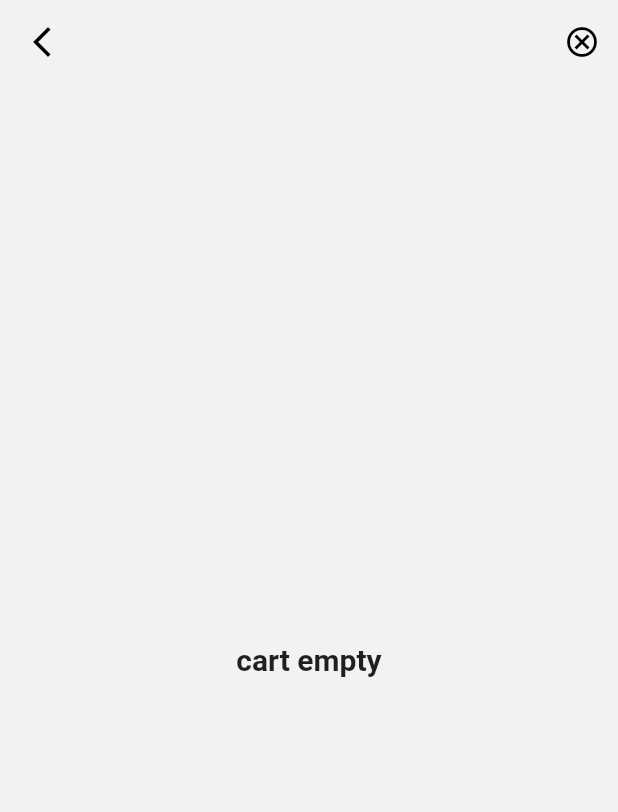
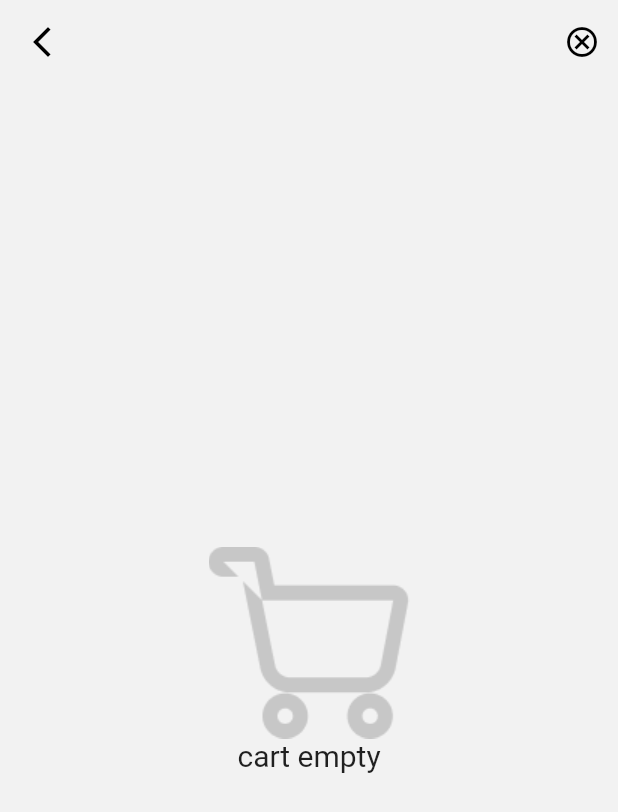
Before and after one commit to aladeenuthy/chops, a Flutter app: the screen it shows once a user with an empty profile is signed in, after a tap on the "shopping cart" icon, on a phone screen of 412 x 824 dp. Shown: the top 812 px of the screen. Run offline on Flutter 3.47's test engine with Material 2 defaults, Android fonts, the light colour scheme and no system bars; our stand-ins replace cloud_firestore, firebase_auth, firebase_core, smooth_page_indicator; missing offline and left inert: flutter_paystack; accounts and stored records are empty.

Commit message:
done with orders

```diff
--- /dev/null
+++ b/lib/config/theme.dart
@@ -0,0 +1,51 @@
+import 'package:flutter/material.dart';
+import 'package:chops/utils/constants.dart';
+
+ThemeData theme() {
+  return ThemeData(
+    primaryColor: primaryColor,
+    scaffoldBackgroundColor: bgColor,
+    appBarTheme: ThemeData.light()
+        .appBarTheme
+        .copyWith(backgroundColor: bgColor, elevation: 0),
+    colorScheme: ThemeData().colorScheme.copyWith(primary: greyColor),
+    inputDecorationTheme: _inputTheme(),
+    textTheme: _textTheme(),
+    textButtonTheme: _textButtonTheme(),
+    elevatedButtonTheme: _elevatedButtonTheme(),
+  );
+}
+
+InputDecorationTheme _inputTheme() {
+  return const InputDecorationTheme(
+      hintStyle: TextStyle(
+          color: greyColor, fontWeight: FontWeight.bold, fontSize: 19));
+}
+
+ElevatedButtonThemeData _elevatedButtonTheme() {
+  return ElevatedButtonThemeData(
+      style: ElevatedButton.styleFrom(
+          primary: primaryColor,
+          minimumSize: const Size(double.infinity, 53),
+          shape:
+              RoundedRectangleBorder(borderRadius: BorderRadius.circular(25))));
+}
+
+TextButtonThemeData _textButtonTheme() {
+  return TextButtonThemeData(
+      style: TextButton.styleFrom(
+          primary: primaryColor,
+          textStyle: const TextStyle(color: primaryColor)));
+}
+
+TextTheme _textTheme() {
+  return ThemeData.light().textTheme.copyWith(
+    headlineLarge: const TextStyle(
+        fontSize: 35,
+        color: Colors.black
+      ),
+    headlineMedium: const TextStyle(fontSize: 20, fontWeight: FontWeight.bold, color: Colors.black),
+    headlineSmall: const TextStyle(fontSize: 16, fontWeight: FontWeight.bold),
+
+  );
+}
--- a/lib/main.dart
+++ b/lib/main.dart
@@ -1,3 +1,5 @@
+import 'package:chops/components/splash_screen.dart';
+import 'package:chops/config/theme.dart';
 import 'package:chops/helpers/key_helper.dart';
 import 'package:chops/models/product.dart';
 import 'package:chops/screens/auth/auth_screen.dart';
@@ -25,34 +27,14 @@ class MyApp extends StatelessWidget {
       scaffoldMessengerKey: KeyHelper.scafKey,
       debugShowCheckedModeBanner: false,
       title: 'Flutter Demo',
-      theme: ThemeData(
-        textButtonTheme: TextButtonThemeData(
-          style: TextButton.styleFrom(
-              primary: primaryColor,
-              textStyle: const TextStyle(color: primaryColor)
-        )),
-          elevatedButtonTheme: ElevatedButtonThemeData(
-              style: ElevatedButton.styleFrom(
-                  primary: primaryColor,
-                  minimumSize: const Size(double.infinity, 53),
-                  shape: RoundedRectangleBorder(
-                      borderRadius: BorderRadius.circular(25)))),
-          primaryColor: primaryColor,
-          appBarTheme: ThemeData.light()
-              .appBarTheme
-              .copyWith(backgroundColor: bgColor, elevation: 0),
-          scaffoldBackgroundColor: bgColor,
-          colorScheme: ThemeData().colorScheme.copyWith(primary: greyColor),
-          inputDecorationTheme: const InputDecorationTheme(
-              hintStyle: TextStyle(
-                  color: greyColor,
-                  fontWeight: FontWeight.bold,
-                  fontSize: 19))),
+      theme: theme(),
       home: StreamBuilder<User?>(
         stream: FirebaseAuth.instance.authStateChanges(),
         builder: (context, snapshot) {
           if (snapshot.hasData) {
             return const DashBoard();
+          } else if (snapshot.connectionState == ConnectionState.waiting) {
+            return const SplashScreen();
           } else {
             return const AuthScreen();
           }
@@ -62,7 +44,9 @@ class MyApp extends StatelessWidget {
         if (settings.name == FoodDetailsScreen.routeName) {
           final Product product = settings.arguments as Product;
           return PageRouteBuilder(
-              pageBuilder: (_, __, ___) => FoodDetailsScreen(product: product,));
+              pageBuilder: (_, __, ___) => FoodDetailsScreen(
+                    product: product,
+                  ));
         }
         return PageRouteBuilder(pageBuilder: (_, __, ___) => const DashBoard());
       },
--- a/lib/screens/cart/cart_screen.dart
+++ b/lib/screens/cart/cart_screen.dart
@@ -58,24 +58,23 @@ class CartScreen extends StatelessWidget {
                       Expanded(
                           child: ListView.builder(
                         itemBuilder: (_, index) => CartTile(
-                            cartItem: snapshot.data!.docs[index].data()),
+                            cartItem: snapshot.data!.docs[index].data(),dismiss: true,),
                         itemCount: snapshot.data!.size,
                       ))
                     ],
                   ),
                 );
               }
-              return const Center(
-                child: Text(
-                  "cart empty",
-                  style: TextStyle(fontSize: 20, fontWeight: FontWeight.bold),
-                ),
-              );
-            } else if (!snapshot.hasData) {
-              return const Center(
-                child: Text(
-                  "cart empty",
-                  style: TextStyle(fontSize: 20, fontWeight: FontWeight.bold),
+                return SizedBox.expand(
+                child: Column(
+                  mainAxisAlignment: MainAxisAlignment.center,
+                  children: [
+                    Image.asset('assets/images/no_orders.png'),
+                    const Text(
+                      "cart empty",
+                      style: TextStyle(fontSize: 20),
+                    )
+                  ],
                 ),
               );
             }
--- a/lib/screens/cart/components/cart_tile.dart
+++ b/lib/screens/cart/components/cart_tile.dart
@@ -4,8 +4,9 @@ import 'package:chops/utils/constants.dart';
 import 'package:flutter/material.dart';
 
 class CartTile extends StatelessWidget {
+  final bool dismiss;
   final CartItem cartItem;
-  const CartTile({Key? key, required this.cartItem}) : super(key: key);
+  const CartTile({Key? key, required this.cartItem, required this.dismiss}) : super(key: key);
 
   @override
   Widget build(BuildContext context) {
@@ -13,7 +14,7 @@ class CartTile extends StatelessWidget {
       onDismissed: (dir) {
         CartHelper.removeItemFromCart(cartItem.id);
       },
-      direction: DismissDirection.endToStart,
+      direction: dismiss ?  DismissDirection.endToStart : DismissDirection.none,
       key: ValueKey(cartItem.id),
       background: Container(
           margin: const EdgeInsets.only(bottom: 10),
--- a/lib/screens/dashboard/components/food_card.dart
+++ b/lib/screens/dashboard/components/food_card.dart
@@ -32,7 +32,7 @@ class FoodCard extends StatelessWidget {
                     Text(
                       product.name,
                       textAlign: TextAlign.center,
-                      style: const TextStyle(fontSize: 17),
+                      style: Theme.of(context).textTheme.headlineSmall,
                     ),
                     const SizedBox(
                       height: 10,
--- a/lib/screens/dashboard/dashboard.dart
+++ b/lib/screens/dashboard/dashboard.dart
@@ -1,6 +1,8 @@
 import 'package:chops/helpers/device_helper.dart';
+import 'package:chops/models/order_item.dart';
 import 'package:chops/screens/cart/cart_screen.dart';
 import 'package:chops/screens/dashboard/favorities/favorites_screen.dart';
+import 'package:chops/screens/dashboard/order/view_order.dart';
 import 'order/order.dart';
 import 'package:chops/screens/dashboard/home/home_screen.dart';
 import 'package:chops/screens/dashboard/profile/profile_screen.dart';
@@ -34,7 +36,17 @@ class _DashBoardState extends State<DashBoard> {
     const HomeScreen(),
     const FavoritiesScreen(),
     const ProfileScreen(),
-    const OrderScreen()
+    Navigator(
+      onGenerateRoute: (settings) {
+        if (settings.name == ViewOrder.routeName) {
+          final orderItem = settings.arguments as OrderItem;
+          return PageRouteBuilder(
+              pageBuilder: (_, __, ___) => ViewOrder(orderItem: orderItem));
+        }
+        return PageRouteBuilder(
+            pageBuilder: (_, __, ___) => const OrderScreen());
+      },
+    )
   ];
 
   @override
@@ -78,11 +90,11 @@ class _DashBoardState extends State<DashBoard> {
                                 color: Colors.black.withOpacity(0.7)))
                       ],
                     )
-                  : AppBar(
+                  : screenNames[_currentIndex] != 'Orders' ?AppBar(
                       title: Text(screenNames[_currentIndex],
                           style: const TextStyle(color: Colors.black)),
                       centerTitle: true,
-                    ),
+                    ): null,
               resizeToAvoidBottomInset: false,
               body: AbsorbPointer(
                 absorbing: _drawerOpen,
@@ -107,14 +119,12 @@ class _DashBoardState extends State<DashBoard> {
                           Icons.home,
                         ),
                         label: "",
-                        backgroundColor: bgColor
-                        ),
+                        backgroundColor: bgColor),
                     BottomNavigationBarItem(
-                        icon: Icon(Icons.favorite_border),
-                        label: "",
-                        activeIcon: Icon(Icons.favorite),
-
-                        ),
+                      icon: Icon(Icons.favorite_border),
+                      label: "",
+                      activeIcon: Icon(Icons.favorite),
+                    ),
                     BottomNavigationBarItem(
                         icon: Icon(Icons.person_outline),
                         label: "",
@@ -140,8 +150,6 @@ class _Drawer extends StatelessWidget {
   @override
   Widget build(BuildContext context) {
     return Material(
-      textStyle: const TextStyle(
-          color: Colors.white, fontSize: 18, fontWeight: FontWeight.bold),
       color: primaryColor,
       child: SafeArea(
         child: Container(
@@ -209,9 +217,7 @@ class _DrawerTile extends StatelessWidget {
         ),
         Text(title,
             style: const TextStyle(
-                color: Colors.white,
-                fontSize: 18,
-                fontWeight: FontWeight.bold)),
+                color: whiteColor, fontSize: 18, fontWeight: FontWeight.bold)),
       ],
     );
   }
--- a/lib/screens/dashboard/home/home_screen.dart
+++ b/lib/screens/dashboard/home/home_screen.dart
@@ -16,12 +16,10 @@ class HomeScreen extends StatelessWidget {
               crossAxisAlignment: CrossAxisAlignment.start,
               children: [
                 Column(crossAxisAlignment: CrossAxisAlignment.start, children: [
-                  const SizedBox(
+                  SizedBox(
                     width: 200,
-                    child:Text("Delicious food for you",
-                        style: TextStyle(
-                          fontSize: 35,
-                        )),
+                    child: Text("Delicious food for you",
+                        style: Theme.of(context).textTheme.headlineLarge),
                   ),
                   const SizedBox(
                     height: 10,
--- a/lib/screens/dashboard/order/order.dart
+++ b/lib/screens/dashboard/order/order.dart
@@ -1,5 +1,6 @@
 import 'package:chops/helpers/order_helper.dart';
 import 'package:chops/models/order_item.dart';
+import 'package:chops/screens/dashboard/order/view_order.dart';
 import 'package:cloud_firestore/cloud_firestore.dart';
 import 'package:flutter/material.dart';
 
@@ -11,6 +12,10 @@ class OrderScreen extends StatelessWidget {
   @override
   Widget build(BuildContext context) {
     return Scaffold(
+      appBar: AppBar(
+        title: const Text('Orders', style: TextStyle(color: Colors.black)),
+        centerTitle: true,
+      ),
       body: StreamBuilder<QuerySnapshot<OrderItem>>(
           stream: OrderHelper.getOrders(),
           builder: (context, snapshot) {
@@ -23,25 +28,27 @@ class OrderScreen extends StatelessWidget {
                 return ListView.builder(
                   padding: const EdgeInsets.symmetric(horizontal: 15),
                   itemCount: snapshot.data!.size,
-                  itemBuilder: (_, index) =>
-                      OrderTIle(order: snapshot.data!.docs[index].data()),
+                  itemBuilder: (_, index) => GestureDetector(
+                      onTap: () => Navigator.of(context).pushNamed(
+                          ViewOrder.routeName,
+                          arguments: snapshot.data!.docs[index].data()),
+                      child:
+                          OrderTIle(order: snapshot.data!.docs[index].data())),
                 );
               }
-              return SizedBox(
-                width: double.infinity,
+              return SizedBox.expand(
                 child: Column(
                   mainAxisAlignment: MainAxisAlignment.center,
                   children: [
-                    Image.asset('assets/images/no_history.png'),
+                    Image.asset('assets/images/no_orders.png'),
                     const Text(
-                      "No history yet",
+                      "No orders yet",
                       style: TextStyle(fontSize: 20),
                     )
                   ],
                 ),
               );
             }
-
             return Container();
           }),
     );
@@ -55,7 +62,9 @@ class OrderTIle extends StatelessWidget {
   @override
   Widget build(BuildContext context) {
     return Dismissible(
-      onDismissed: (dir) {},
+      onDismissed: (dir) {
+        OrderHelper.deleteOrder(order);
+      },
       direction: DismissDirection.endToStart,
       key: ValueKey(order.id),
       background: Container(
--- a/lib/screens/dashboard/profile/profile_screen.dart
+++ b/lib/screens/dashboard/profile/profile_screen.dart
@@ -36,10 +36,9 @@ class _ProfileScreenState extends State<ProfileScreen> {
                 child: Column(
                   crossAxisAlignment: CrossAxisAlignment.start,
                   children: [
-                    const Text(
+                    Text(
                       "Information",
-                      style:
-                          TextStyle(fontSize: 20, fontWeight: FontWeight.bold),
+                      style: Theme.of(context).textTheme.headlineMedium,
                     ),
                     const SizedBox(
                       height: 15,
@@ -65,9 +64,8 @@ class _ProfileScreenState extends State<ProfileScreen> {
                               children: [
                                 Text(
                                   snapshot.data!.fullName,
-                                  style: const TextStyle(
-                                      fontSize: 18,
-                                      fontWeight: FontWeight.bold),
+                                  style:
+                                      Theme.of(context).textTheme.headlineSmall,
                                 ),
                                 const SizedBox(
                                   height: 3,
@@ -75,7 +73,7 @@ class _ProfileScreenState extends State<ProfileScreen> {
                                 Text(
                                   snapshot.data!.email,
                                   style: const TextStyle(
-                                      fontSize: 16, color: greyColor),
+                                      fontSize: 17, color: greyColor),
                                 ),
                                 const SizedBox(
                                   height: 3,
@@ -96,10 +94,9 @@ class _ProfileScreenState extends State<ProfileScreen> {
                     const SizedBox(
                       height: 15,
                     ),
-                    const Text(
+                    Text(
                       "Payment method",
-                      style:
-                          TextStyle(fontSize: 20, fontWeight: FontWeight.bold),
+                      style: Theme.of(context).textTheme.headlineMedium,
                     ),
                     const SizedBox(
                       height: 15,
--- a/lib/utils/constants.dart
+++ b/lib/utils/constants.dart
@@ -21,5 +21,5 @@ const List<String> screenNames = [
     'home',
     "My Favorities",
     "My Profile",
-    "History"
+    "Orders"
   ];
```
Also changed, not shown: lib/helpers/order_helper.dart (+10 -1 lines), lib/screens/dashboard/order/view_order.dart (added, +64 -0 lines), lib/screens/food_details/components/section.dart (+18 -10 lines), lib/screens/food_details/food_details_screen.dart (+8 -2 lines).
